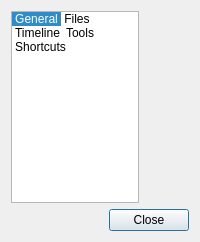
Before: the Qt Designer form app/ui/preferencesdialog.ui in pencil2d/pencil, drawn with Qt 5.
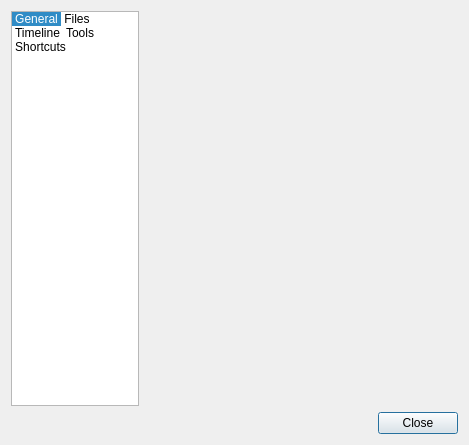
After: the same form once the commit is applied. Icons and pictures are not drawn. Custom widgets are drawn as their Qt base class.

Commit message: Revert connection changes - crashing on initializing the preference general page, will fix it later

Diff of the .ui file:
```diff
--- a/app/ui/preferencesdialog.ui
+++ b/app/ui/preferencesdialog.ui
@@ -2,6 +2,14 @@
 <ui version="4.0">
  <class>PreferencesDialog</class>
  <widget class="QDialog" name="PreferencesDialog">
+  <property name="geometry">
+   <rect>
+    <x>0</x>
+    <y>0</y>
+    <width>469</width>
+    <height>445</height>
+   </rect>
+  </property>
   <property name="maximumSize">
    <size>
     <width>600</width>
```
Left out of the diff: 35 changed lines with no effect on the pictures. The commit also changes 1 other file.
